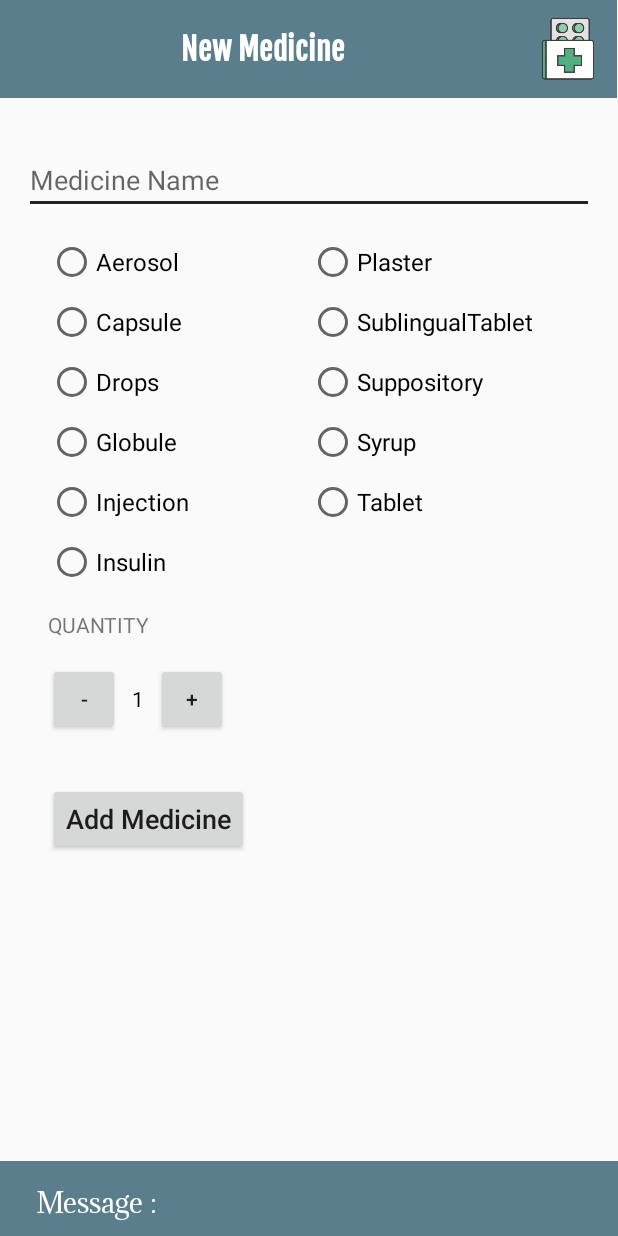
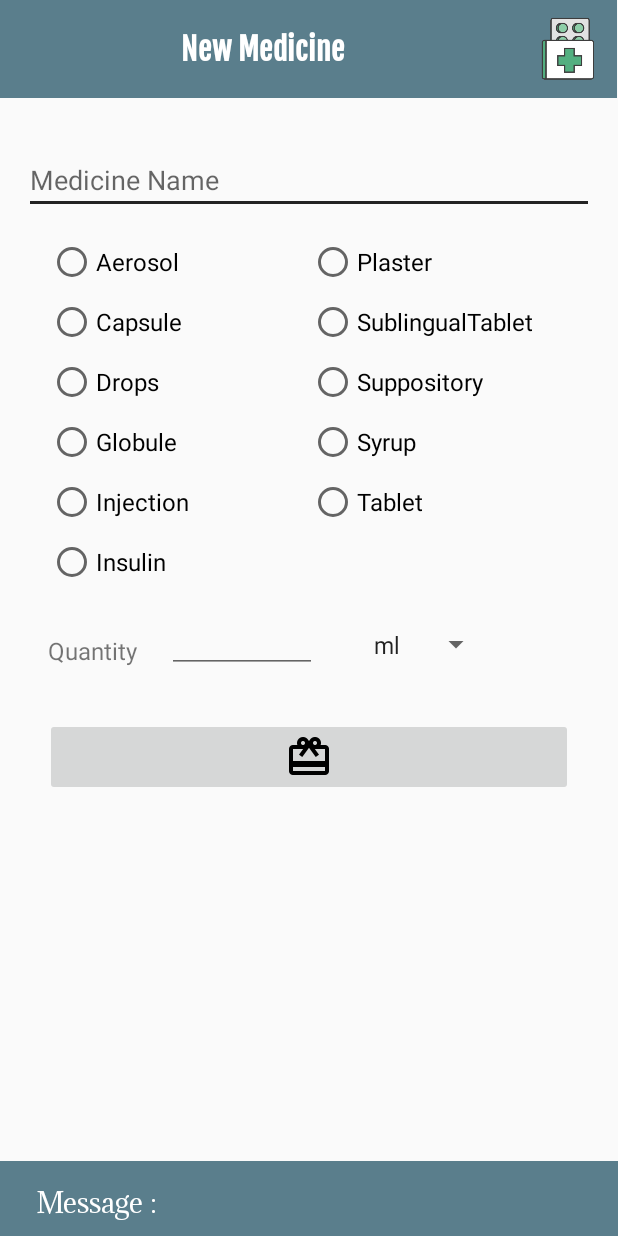
Before and after one commit to PanPuszek/PillReminder_Java, an Android app: the AddMedicine screen opened directly, with no data from a screen before it, on a phone screen of 412 x 824 dp. Run offline under Robolectric (Android 15) with nearby library versions, the phone set to English and light mode, and no system bars.

Commit message:
Add Medicine Activity v1

```diff
--- a/app/src/main/java/com/pum2018/pillreminder_java/AddMedicine.java
+++ b/app/src/main/java/com/pum2018/pillreminder_java/AddMedicine.java
@@ -58,5 +58,4 @@ public class AddMedicine extends AppCompatActivity {
         chkId1 = 0;
         chkId2 = 0;
     }
-
 }
--- a/app/src/main/res/layout/activity_add_medicine.xml
+++ b/app/src/main/res/layout/activity_add_medicine.xml
@@ -82,8 +82,10 @@
         android:layout_height="0dp"
         app:layout_constraintBottom_toTopOf="@+id/imageView2"
         app:layout_constraintEnd_toEndOf="parent"
+        app:layout_constraintHorizontal_bias="1.0"
         app:layout_constraintStart_toStartOf="parent"
-        app:layout_constraintTop_toBottomOf="@+id/imageView">
+        app:layout_constraintTop_toBottomOf="@+id/imageView"
+        app:layout_constraintVertical_bias="0.0">
 
         <LinearLayout
             android:layout_width="match_parent"
@@ -97,7 +99,8 @@
                 android:layout_marginLeft="16dp"
                 android:layout_marginRight="16dp"
                 android:layout_marginTop="32dp"
-                android:hint="Medicine Name" />
+                android:hint="Medicine Name"
+                android:textColor="#000000" />
 
             <LinearLayout
                 android:layout_width="match_parent"
@@ -208,57 +211,51 @@
                 </RadioGroup>
             </LinearLayout>
 
-            <TextView
-                android:layout_width="wrap_content"
-                android:layout_height="wrap_content"
-                android:layout_marginBottom="16dp"
-                android:layout_marginLeft="32dp"
-                android:layout_marginTop="16dp"
-                android:text="QUANTITY" />
-
             <LinearLayout
                 android:layout_width="match_parent"
                 android:layout_height="wrap_content"
+                android:layout_marginTop="20dp"
                 android:orientation="horizontal">
 
-                <Button
-                    android:id="@+id/subtraction_button_view"
-                    android:layout_width="48dp"
-                    android:layout_height="48dp"
-                    android:layout_marginLeft="32dp"
-                    android:text="-" />
-
                 <TextView
-                    android:id="@+id/quantity_text_view"
                     android:layout_width="wrap_content"
                     android:layout_height="wrap_content"
-                    android:layout_marginLeft="8dp"
-                    android:layout_marginRight="8dp"
-                    android:text="1"
-                    android:textColor="#000000" />
+                    android:layout_marginBottom="16dp"
+                    android:layout_marginLeft="32dp"
+                    android:text="Quantity"
+                    android:textSize="16sp" />
 
-                <Button
-                    android:id="@+id/addition_button_view"
-                    android:layout_width="48dp"
-                    android:layout_height="48dp"
-                    android:layout_marginBottom="16dp"
-                    android:text="+" />
+                <EditText
+                    android:layout_width="100dp"
+                    android:layout_height="match_parent"
+                    android:layout_marginLeft="20dp" />
+
+                <Spinner
+                    android:id="@+id/spinner_dose_type"
+                    android:layout_width="wrap_content"
+                    android:layout_height="match_parent"
+                    android:layout_marginLeft="20dp"
+                    android:entries="@array/array_dose_options"
+                    android:paddingLeft="10dp"
+                    android:paddingRight="20dp"
+                    android:spinnerMode="dropdown" />
             </LinearLayout>
 
             <LinearLayout
                 android:layout_width="match_parent"
                 android:layout_height="wrap_content"
-                android:orientation="vertical">
-            <Button
-                android:id="@+id/add_medicine_to_store"
-                android:layout_width="wrap_content"
-                android:layout_height="wrap_content"
-                android:layout_marginLeft="32dp"
-                android:layout_marginTop="16dp"
-                android:text="Add Medicine"
-                android:textAllCaps="false"
-                android:textSize="18sp"
-                android:onClick="addMedicineToStore"/>
+                android:layout_marginLeft="30dp"
+                android:layout_marginRight="30dp"
+                android:layout_marginTop="30dp"
+                android:layout_marginBottom="10dp"
+                android:orientation="vertical"
+                android:onClick="addMedicineToStore">
+
+                <ImageButton
+                    android:id="@+id/imageButton"
+                    android:layout_width="match_parent"
+                    android:layout_height="wrap_content"
+                    app:srcCompat="@mipmap/ic_redeem_black_48dp" />
             </LinearLayout>
         </LinearLayout>
     </ScrollView>
--- /dev/null
+++ b/app/src/main/res/values/array.xml
@@ -0,0 +1,9 @@
+<?xml version="1.0" encoding="utf-8"?>
+<resources>
+        <!-- These are the options displayed in the gender drop-down Spinner -->
+        <string-array name="array_dose_options">
+            <item>@string/dose_ml</item>
+            <item>@string/dose_szt</item>
+            <item>@string/dose_drop</item>
+        </string-array>
+</resources>
--- a/app/src/main/res/values/strings.xml
+++ b/app/src/main/res/values/strings.xml
@@ -1,3 +1,6 @@
 <resources>
     <string name="app_name">PillReminder_Java</string>
+    <string name="dose_ml">ml</string>
+    <string name="dose_szt">szt</string>
+    <string name="dose_drop">drop</string>
 </resources>
```
Also changed, not shown: app/src/main/res/mipmap-hdpi/ic_redeem_black_48dp.png (added), app/src/main/res/mipmap-mdpi/ic_redeem_black_48dp.png (added), app/src/main/res/mipmap-xhdpi/ic_redeem_black_48dp.png (added), app/src/main/res/mipmap-xxhdpi/ic_redeem_black_48dp.png (added), app/src/main/res/mipmap-xxxhdpi/ic_redeem_black_48dp.png (added).
